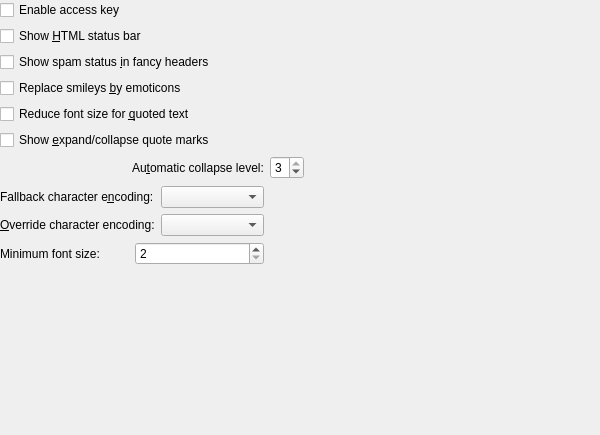
KDE/kdepim, file messageviewer/ui/settings.ui: the form before one commit.
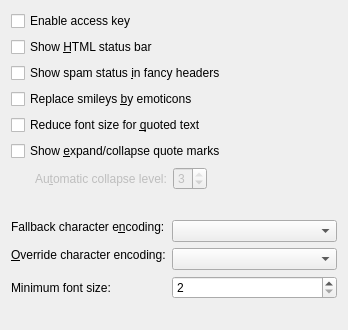
The form after the commit. Custom widgets are drawn as their Qt base class.

```diff
--- a/messageviewer/ui/settings.ui
+++ b/messageviewer/ui/settings.ui
@@ -23,60 +23,61 @@
    <rect>
     <x>0</x>
     <y>0</y>
-    <width>600</width>
-    <height>435</height>
+    <width>348</width>
+    <height>330</height>
    </rect>
   </property>
   <property name="windowTitle">
    <string>Viewer settings</string>
   </property>
-  <layout class="QGridLayout" name="gridLayout_2">
-   <property name="margin">
-    <number>0</number>
-   </property>
-   <item row="0" column="0">
+  <layout class="QVBoxLayout" name="verticalLayout_2">
+   <item>
+    <layout class="QVBoxLayout" name="verticalLayout">
+     <item>
     <widget class="QCheckBox" name="kcfg_AccessKeyEnabled">
      <property name="text">
       <string>Enable access key</string>
      </property>
     </widget>
    </item>
-   <item row="1" column="0" colspan="2">
+     <item>
     <widget class="QCheckBox" name="kcfg_showColorBar">
      <property name="text">
       <string>Show &amp;HTML status bar</string>
      </property>
     </widget>
    </item>
-   <item row="2" column="0" colspan="2">
+     <item>
     <widget class="QCheckBox" name="kcfg_showSpamStatus">
      <property name="text">
       <string>Show spam status &amp;in fancy headers</string>
      </property>
     </widget>
    </item>
-   <item row="3" column="0" colspan="2">
+     <item>
     <widget class="QCheckBox" name="kcfg_ShowEmoticons">
      <property name="text">
       <string>Replace smileys &amp;by emoticons</string>
      </property>
     </widget>
    </item>
-   <item row="4" column="0" colspan="2">
+     <item>
     <widget class="QCheckBox" name="kcfg_ShrinkQuotes">
      <property name="text">
       <string>Reduce font size for &amp;quoted text</string>
      </property>
     </widget>
    </item>
-   <item row="5" column="0" colspan="2">
+     <item>
     <widget class="QCheckBox" name="kcfg_ShowExpandQuotesMark">
      <property name="text">
       <string>Show &amp;expand/collapse quote marks</string>
      </property>
     </widget>
    </item>
-   <item row="6" column="0">
+     <item>
+      <layout class="QHBoxLayout" name="horizontalLayout_2">
+       <item>
     <spacer name="horizontalSpacer">
      <property name="orientation">
       <enum>Qt::Horizontal</enum>
@@ -86,14 +87,17 @@
      </property>
      <property name="sizeHint" stdset="0">
       <size>
-       <width>40</width>
-       <height>24</height>
+           <width>24</width>
+           <height>20</height>
       </size>
      </property>
     </spacer>
    </item>
-   <item row="6" column="1">
-    <widget class="QLabel" name="label">
+       <item>
+        <widget class="QLabel" name="collapseQuoteLevelLabel">
+         <property name="enabled">
+          <bool>false</bool>
+         </property>
      <property name="text">
       <string>Au&amp;tomatic collapse level:</string>
      </property>
@@ -102,8 +106,11 @@
      </property>
     </widget>
    </item>
-   <item row="6" column="2">
+       <item>
     <widget class="KIntSpinBox" name="kcfg_CollapseQuoteLevelSpin">
+         <property name="enabled">
+          <bool>false</bool>
+         </property>
      <property name="minimum">
       <number>1</number>
      </property>
@@ -115,7 +122,7 @@
      </property>
     </widget>
    </item>
-   <item row="6" column="3">
+       <item>
     <spacer name="horizontalSpacer_2">
      <property name="orientation">
       <enum>Qt::Horizontal</enum>
@@ -128,8 +135,28 @@
      </property>
     </spacer>
    </item>
-   <item row="7" column="0" colspan="2">
-    <layout class="QGridLayout" name="gridLayout">
+      </layout>
+     </item>
+    </layout>
+   </item>
+   <item>
+    <spacer name="verticalSpacer_2">
+     <property name="orientation">
+      <enum>Qt::Vertical</enum>
+     </property>
+     <property name="sizeType">
+      <enum>QSizePolicy::Fixed</enum>
+     </property>
+     <property name="sizeHint" stdset="0">
+      <size>
+       <width>20</width>
+       <height>24</height>
+      </size>
+     </property>
+    </spacer>
+   </item>
+   <item>
+    <layout class="QFormLayout" name="formLayout">
      <item row="0" column="0">
       <widget class="QLabel" name="label_2">
        <property name="sizePolicy">
@@ -182,18 +209,14 @@
        </property>
       </widget>
      </item>
-    </layout>
-   </item>
-   <item row="8" column="0" colspan="2">
-    <layout class="QHBoxLayout" name="horizontalLayout">
-     <item>
+     <item row="2" column="0">
       <widget class="QLabel" name="label_4">
        <property name="text">
         <string>Minimum font size:</string>
        </property>
       </widget>
      </item>
-     <item>
+     <item row="2" column="1">
       <widget class="KIntSpinBox" name="kcfg_MinimumFontSize">
        <property name="minimum">
         <number>2</number>
@@ -205,7 +228,7 @@
      </item>
     </layout>
    </item>
-   <item row="9" column="0">
+   <item>
     <spacer name="verticalSpacer">
      <property name="orientation">
       <enum>Qt::Vertical</enum>
```
Left out of the diff: 38 changed lines with no effect on the pictures. Lines whose indentation alone changed are shown as unchanged.
